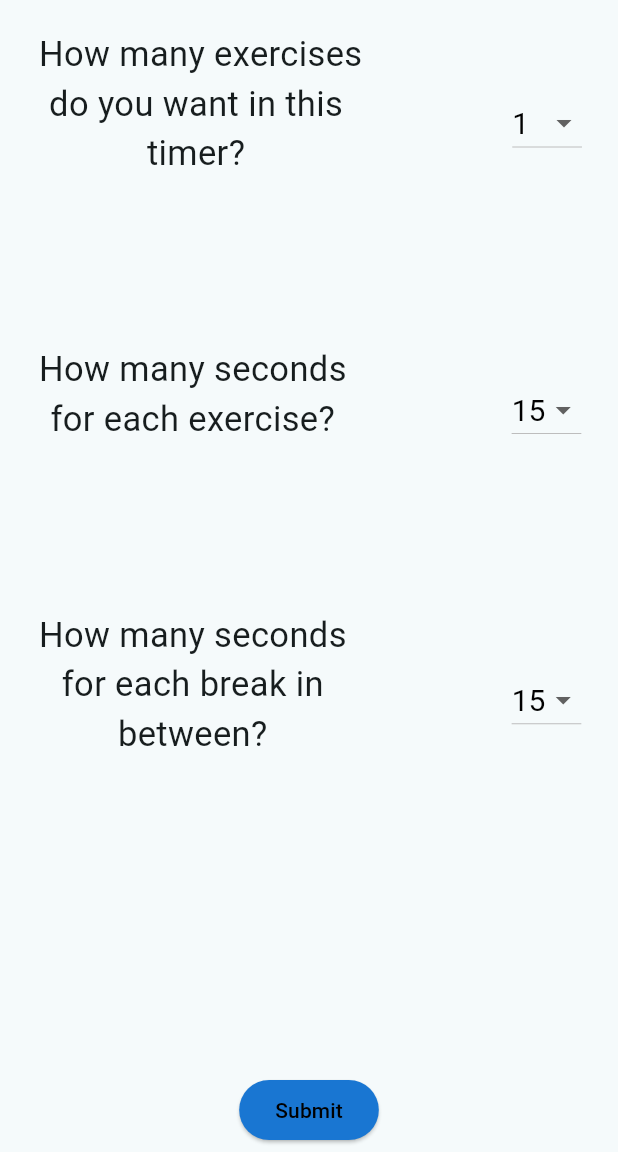
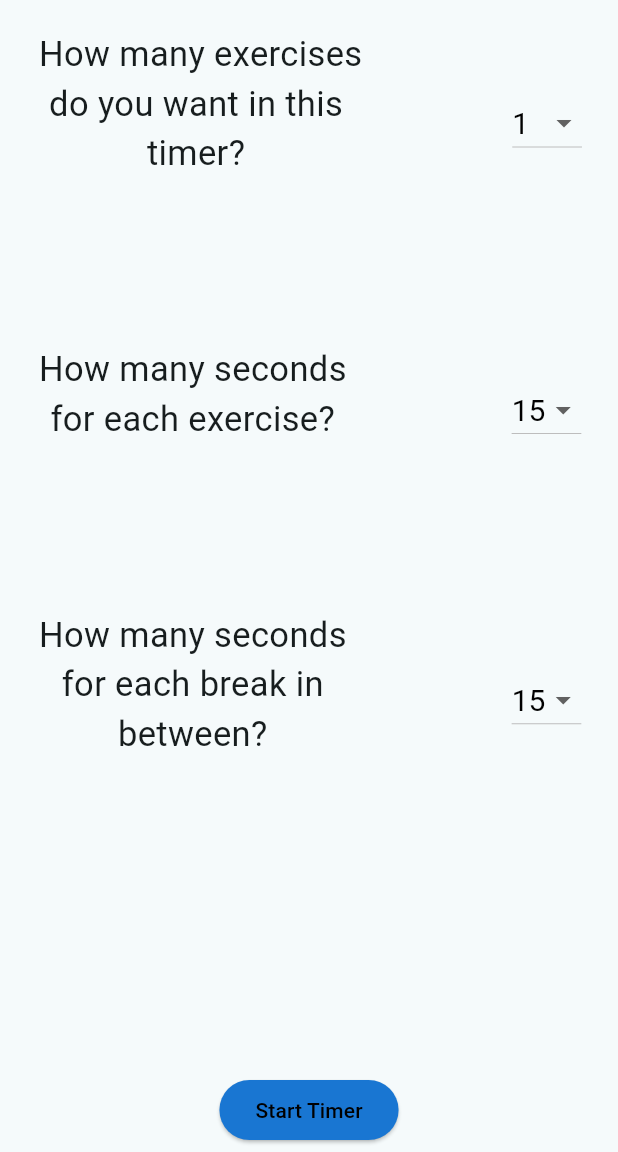
Before and after one commit to palomaresendiz/Workout-Timer, a Flutter app: the AddTimerPage screen opened directly, on a phone screen of 412 x 824 dp, the part 84-1236 px from its top. Run offline on Flutter 3.47's test engine with Material 3 defaults, Android fonts, the phone set to English and light mode, and no system bars.

```diff
--- a/lib/add_timer_page.dart
+++ b/lib/add_timer_page.dart
@@ -106,12 +106,12 @@ class AddTimerPage extends StatelessWidget {
                       style: ElevatedButton.styleFrom(
                         backgroundColor: const Color(0xFF1976D2),
                       ),
-                      onPressed: () {
+                      onPressed: ()=> {
                         Navigator.push(context, MaterialPageRoute(builder: (context) {
                         return const TimerPage(title: 'ThirdPage');
-                        }));
+                        }))
                       },
-                      child: const Text('Submit',
+                      child: const Text('Start Timer',
                       style: TextStyle(color: Colors.black)),
                     ),
                   ),
@@ -133,7 +133,7 @@ class NumExercisesDropdownMenu extends StatefulWidget {
 }
 
 class _NumExercisesDropdownMenuState extends State<NumExercisesDropdownMenu> {
-  int numExercies = 1;
+  int numExercises = 1;
 
   @override
   Widget build(BuildContext context) {
@@ -146,7 +146,7 @@ class _NumExercisesDropdownMenuState extends State<NumExercisesDropdownMenu> {
             color: Colors.black,
             fontSize: 20
           ),
-          value: numExercies,
+          value: numExercises,
           items: List.generate(20, (index) {
             return DropdownMenuItem<int>(
               value: index + 1,
@@ -155,7 +155,7 @@ class _NumExercisesDropdownMenuState extends State<NumExercisesDropdownMenu> {
           }),
           onChanged: (value) {
             setState(() {
-              numExercies = value!;
+              numExercises = value!;
             });
           },
         ),
```
Also changed, not shown: lib/timer_page.dart (+30 -4 lines).
